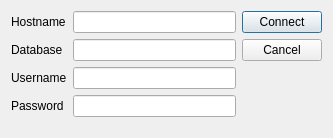
The window that logindialog.ui (DesmondFox/dbclient) describes before a commit, drawn with Qt 5.
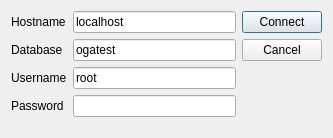
The same window after the commit.

Patch:
```diff
--- a/logindialog.ui
+++ b/logindialog.ui
@@ -26,7 +26,7 @@
      <item row="0" column="1">
       <widget class="QLineEdit" name="lineHostname">
        <property name="text">
-        <string/>
+        <string>localhost</string>
        </property>
       </widget>
      </item>
@@ -40,7 +40,7 @@
      <item row="1" column="1">
       <widget class="QLineEdit" name="lineDBname">
        <property name="text">
-        <string/>
+        <string>ogatest</string>
        </property>
       </widget>
      </item>
@@ -54,7 +54,7 @@
      <item row="2" column="1">
       <widget class="QLineEdit" name="lineUsername">
        <property name="text">
-        <string/>
+        <string>root</string>
        </property>
       </widget>
      </item>
```
Left out of the diff: 3 changed lines with no effect on the pictures.
